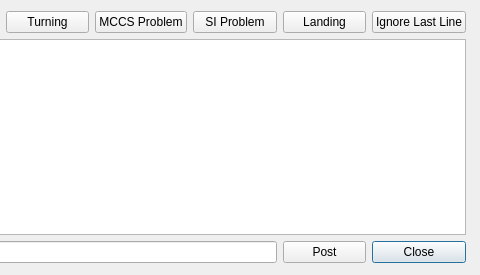
Qt form SOFIACruiseTools/Director/directorLogDialog.ui (astrobokonon/SOFIACruiseTools) before a commit; both pictures show x 273 to 753 and y 0 to 275 of the 753 by 275 pixel window.
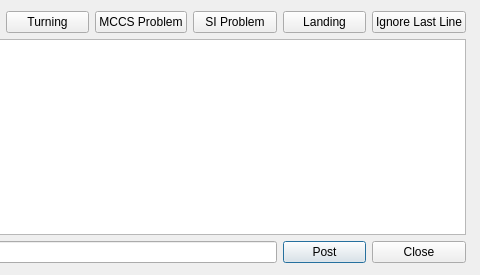
The same form after that commit.

Diff of the .ui file:
```diff
--- a/SOFIACruiseTools/Director/directorLogDialog.ui
+++ b/SOFIACruiseTools/Director/directorLogDialog.ui
@@ -138,7 +138,7 @@
        <string>Post</string>
       </property>
       <property name="autoDefault">
-       <bool>false</bool>
+       <bool>true</bool>
       </property>
      </widget>
     </item>
@@ -147,6 +147,9 @@
       <property name="text">
        <string>Close</string>
       </property>
+      <property name="autoDefault">
+       <bool>false</bool>
+      </property>
      </widget>
     </item>
    </layout>
```
